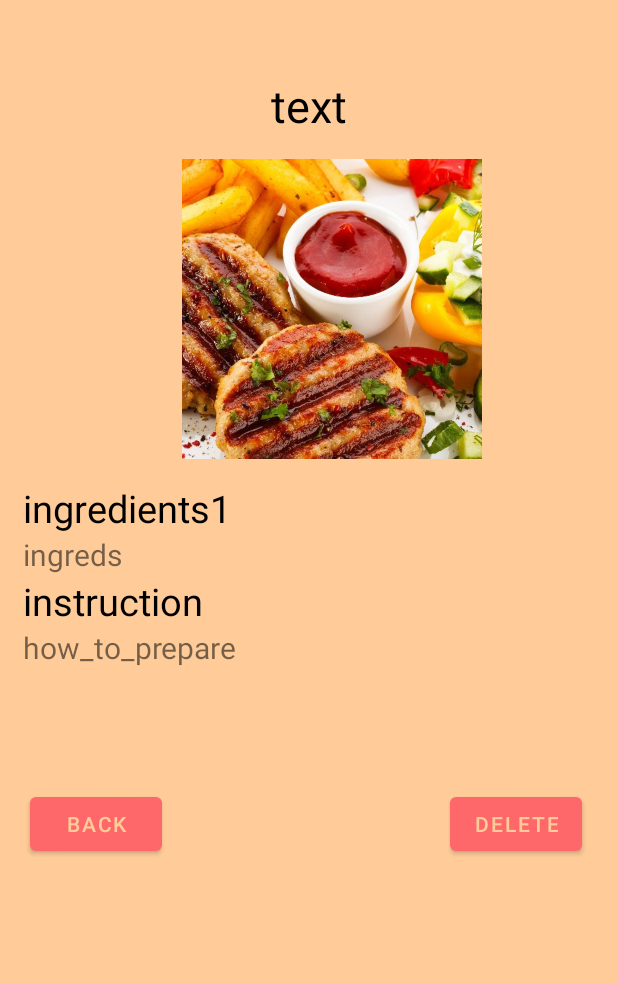
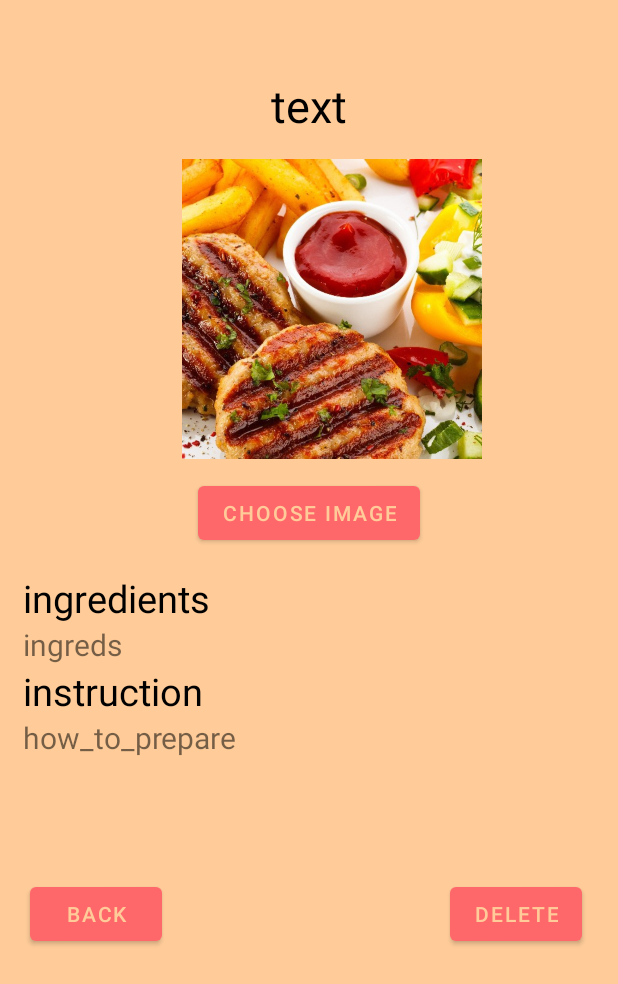
Before and after one commit to gorohovIlya/App_Cooking_Book, an Android app: the layout note_fragment.xml on its own in the app's theme, with its tools: preview values and no code run, on a phone screen of 412 x 824 dp. Shown: the top 984 px of the screen. Run offline under Robolectric (Android 15) with nearby library versions, the phone set to English and light mode, and no system bars.

Commit message:
switched ListView to RecyclerView in notes

```diff
--- a/app/src/main/AndroidManifest.xml
+++ b/app/src/main/AndroidManifest.xml
@@ -3,6 +3,7 @@
     xmlns:tools="http://schemas.android.com/tools">
 
     <uses-permission android:name="android.permission.INTERNET"/>
+    <uses-permission android:name="android.permission.CAMERA"/>
     <application
         android:allowBackup="true"
         android:dataExtractionRules="@xml/data_extraction_rules"
--- a/app/src/main/java/com/example/my_cooking_book/feature/notes/NoteFragment.java
+++ b/app/src/main/java/com/example/my_cooking_book/feature/notes/NoteFragment.java
@@ -1,6 +1,7 @@
 package com.example.my_cooking_book.feature.notes;
 
 import android.annotation.SuppressLint;
+import android.content.Intent;
 import android.os.Bundle;
 
 import androidx.fragment.app.Fragment;
@@ -27,6 +28,7 @@ public class NoteFragment extends Fragment {
     RecipeNote recipeNote;
     Button deleteBtn;
     Button toPrevFragBtn;
+    Button chooseImgBtn;
 
     public NoteFragment(RecipeNote recipeNote) {
         this.recipeNote = recipeNote;
@@ -43,6 +45,7 @@ public class NoteFragment extends Fragment {
         note_name = view.findViewById(R.id.note_name);
         deleteBtn = view.findViewById(R.id.deleteBtn);
         toPrevFragBtn = view.findViewById(R.id.toPrevFragBtn);
+        chooseImgBtn = view.findViewById(R.id.choose_img);
 
         note_name.setText(recipeNote.getRecipeNote_name());
         note_ingredients.setText(recipeNote.getRecipeNote_ingreds());
@@ -70,5 +73,6 @@ public class NoteFragment extends Fragment {
         });
 
         return view;
+
     }
 }
--- a/app/src/main/res/layout/fragment_notes.xml
+++ b/app/src/main/res/layout/fragment_notes.xml
@@ -27,10 +27,12 @@
             android:layout_width="match_parent"
             android:layout_height="match_parent"
             android:background="#FFF6A7">
-            <ListView
+
+            <androidx.recyclerview.widget.RecyclerView
                 android:id="@+id/recipe_notes"
                 android:layout_width="match_parent"
-                android:layout_height="match_parent" />
+                android:layout_height="match_parent"
+ />
         </LinearLayout>
     </androidx.cardview.widget.CardView>
 
--- a/app/src/main/res/layout/note_fragment.xml
+++ b/app/src/main/res/layout/note_fragment.xml
@@ -19,19 +19,27 @@
         android:id="@+id/note_name"/>
 
     <ImageView
-        android:layout_marginStart="15dp"
+        android:id="@+id/dish_picture"
         android:layout_width="300dp"
         android:layout_height="200dp"
-        android:id="@+id/dish_picture"
-        android:src="@drawable/image_recipe_note"
+        android:layout_gravity="center_horizontal"
+        android:layout_marginStart="15dp"
         android:layout_marginTop="15dp"
-        android:layout_gravity="center_horizontal"/>
+        android:src="@drawable/image_recipe_note" />
+
+    <Button
+        android:layout_width="wrap_content"
+        android:layout_height="wrap_content"
+        android:layout_gravity="center_horizontal"
+        android:id="@+id/choose_img"
+        android:text="choose image"
+        android:layout_marginTop="12dp"/>
 
     <TextView
         android:layout_width="wrap_content"
         android:layout_height="wrap_content"
         android:layout_gravity="center_vertical"
-        android:text="@string/ingredients1"
+        android:text="@string/ingredients"
         android:layout_marginStart="15dp"
         android:textSize="25sp"
         android:textColor="#000000"
```
Also changed, not shown: app/src/main/java/com/example/my_cooking_book/feature/notes/NotesListFragment.java (+20 -25 lines), app/src/main/java/com/example/my_cooking_book/feature/notes/RecipeNotesAdapter.java (added, +79 -0 lines), app/src/main/res/layout/user_recipe_item.xml (+13 -3 lines), app/src/main/res/drawable-v24/note_actions_btn.png (added).
